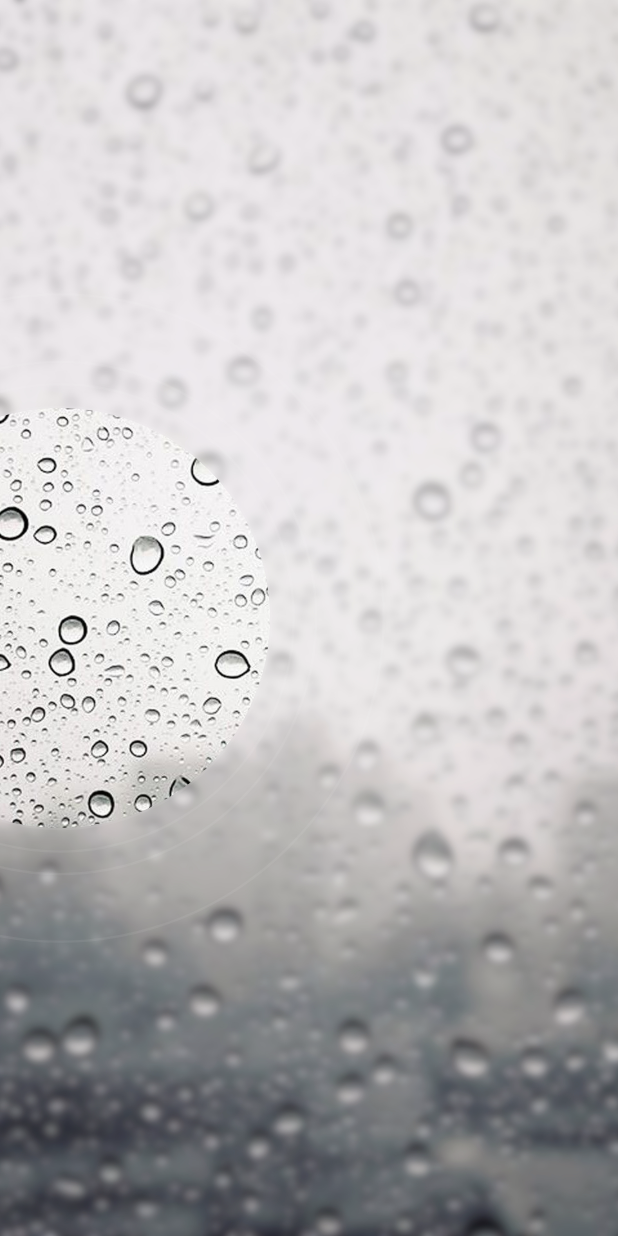
After one commit to atul161/weather_forecast_app, a Flutter app: the screen it shows after launch, on a phone screen of 412 x 824 dp. The commit adds this screen. Run offline on Flutter 3.47's test engine with Material 2 defaults, Android fonts, the phone set to English and light mode, and no system bars.

Commit message:
rings border and separation of files

```diff
--- /dev/null
+++ b/lib/forecast/background/background_with_rings.dart
@@ -0,0 +1,163 @@
+import 'package:flutter/material.dart';
+
+class BackgroundWithRings extends StatelessWidget {
+  @override
+  Widget build(BuildContext context) {
+    return  new Stack(//to bring the backgrounds vertically over one other
+      fit: StackFit.expand, //this will cause it's children to be large as screen
+      children: <Widget>[
+        new Image.asset(
+          'assets/rain_blurred.jpg',
+          fit: BoxFit.cover, //and we want this background image to be as large as it can be
+        ),
+        new ClipOval(
+          clipper: new CircleClipper(
+            radius:140.0, //this will give the circle radius
+            offset:const Offset(40.0, 0.0), //only dx is given because we want the circle to be at the right side only
+          ),
+          child: new Image.asset(
+            'assets/rain.jpg',
+            fit: BoxFit.cover, //above the blurred image
+          ),
+        ),
+
+        new CustomPaint(
+          painter: new WhiteCircleCustomPainter(
+              centerOffset: const Offset(40.0, 0.0),
+              circles: [
+                new Circle(radius: 140.0,alpha: 0x10),
+                new Circle(radius: 140.0 + 15.0,alpha: 0x10),
+                new Circle(radius: 140.0 + 30.0,alpha: 0x10),
+                new Circle(radius: 140.0 + 75.0,alpha: 0x10),
+              ]
+          ),
+          child: new Container(), //to make sure the painter paints
+        ),
+      ],
+    );
+  }
+}
+
+
+class CircleClipper extends CustomClipper<Rect> {
+
+  final double radius;
+  final Offset offset;
+
+  CircleClipper({
+    this.radius,
+    this.offset = const Offset(0.0, 0.0),
+  });
+
+  @override
+  Rect getClip(Size size) {
+    return Rect.fromCircle(
+      center: new Offset(0.0, size.height/2) + offset, //because we want the circle to be in the middle of the screen
+      radius: radius,
+    );
+  }
+
+  @override
+  bool shouldReclip(CustomClipper<Rect> oldClipper) {
+    //this reclips with optimization, hence we would give it true
+    return true;
+  }
+
+}
+
+class WhiteCircleCustomPainter extends CustomPainter {
+
+  final Color overlayColor = const Color(0xFFAA88AA);
+
+  final List<Circle> circles;
+  final Offset centerOffset;
+  final Paint whitePaint; //to paint the concentric circle
+  final Paint borderPaint; //to draw outlines outside the circles to give it depth
+
+  //and we will define the constructor
+  WhiteCircleCustomPainter({
+    //this constructor will take a list of circle and offset
+    this.circles = const [],
+    this.centerOffset = const Offset(0.0, 0.0),
+  }): whitePaint = new Paint(),
+        borderPaint = new Paint(){
+    borderPaint
+      ..color = const Color(0x10FFFFFF)
+      ..style = PaintingStyle.stroke
+      ..strokeWidth = 3.0;
+  }
+
+  @override
+  void paint(Canvas canvas, Size size) {
+    for(var i = 1; i < circles.length; ++i) {
+
+      //on every iteration of the paint method we can tell to leave the area for the circle
+      _maskCircle(canvas, size, circles[i-1].radius);
+
+      whitePaint.color = overlayColor.withAlpha(circles[i-1].alpha); //this is giving us the ring
+
+      //to fill the circle
+      canvas.drawCircle(
+        new Offset(0.0, size.height/2) + centerOffset,
+        circles[i].radius,
+        whitePaint,
+      );
+
+      //draw a circle bevel
+      canvas.drawCircle(
+        new Offset(0.0, size.height/2) + centerOffset,
+        circles[i-1].radius,
+        borderPaint,
+      );
+
+    }
+
+    //mask the area of the final circle
+    _maskCircle(canvas,size,circles.last.radius);
+
+
+    //draw an overlay that fills the rest of the screen
+    whitePaint.color = overlayColor.withAlpha(circles.last.alpha);
+    canvas.drawRect(
+      new Rect.fromLTWH(0.0, 0.0, size.width, size.height),
+      whitePaint,
+    );
+
+    //draw the bevel over the final circle
+    canvas.drawCircle(
+      new Offset(0.0, size.height/2) + centerOffset,
+      circles.last.radius,
+      borderPaint,
+    );
+  }
+
+  _maskCircle(Canvas canvas, Size size, double radius){
+    Path clippedCircle = new Path();
+    clippedCircle.fillType = PathFillType.evenOdd;
+    clippedCircle.addRect(new Rect.fromLTWH(0.0, 0.0, size.height, size.height));
+    clippedCircle.addOval(
+      new Rect.fromCircle(
+        center: new Offset(0.0, size.height/2) + centerOffset,
+        radius: radius,
+      ),
+    );
+    canvas.clipPath(clippedCircle); //this says you're allowed to paint anywhere on the screen except the circle
+  }
+
+  @override
+  bool shouldRepaint(CustomPainter oldDelegate) {
+    return true;
+  }
+}
+
+
+//first thing we will do to make the ring is define a circle
+class Circle {
+  final double radius;
+  final int alpha;
+
+  Circle({
+    this.radius,
+    this.alpha = 0xFF,
+  });
+}
```
Also changed, not shown: lib/main.dart (+3 -119 lines).
